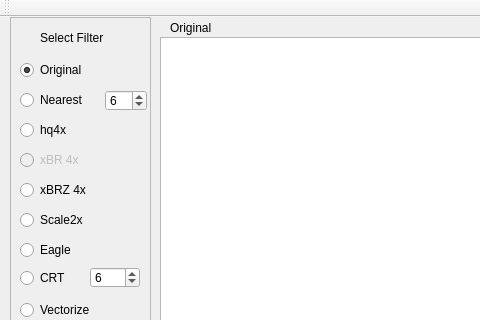
Qt form MainWindow.ui (marcoc2/dpixel) before a commit; both pictures show x 0 to 480 and y 0 to 320 of the 1223 by 692 pixel window.
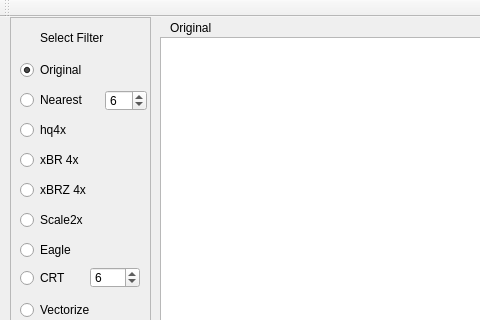
The same form after that commit.

The edit to the form file:
```diff
--- a/MainWindow.ui
+++ b/MainWindow.ui
@@ -280,7 +280,7 @@
     </widget>
     <widget class="QRadioButton" name="radioButtonXbr">
      <property name="enabled">
-      <bool>false</bool>
+      <bool>true</bool>
      </property>
      <property name="geometry">
       <rect>
```
Left out of the diff: 2 changed lines with no effect on the pictures.
